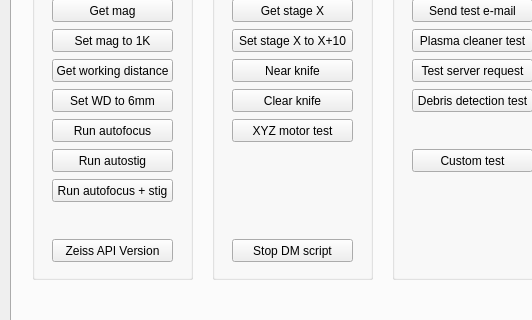
Above: gui/main_window.ui from SBEMimage/SBEMimage before the change; both pictures show x 0 to 532 and y 135 to 455 of the 711 by 950 pixel window. Below: the same form after it.
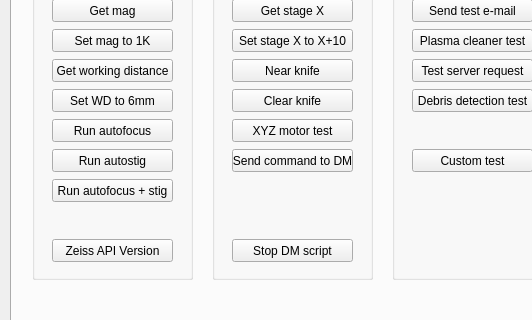
That is the form after the change. The open tabs and pages were chosen to show the change.

Commit message: Add dialog to test DigitalMicrograph commands

Diff of the .ui file:
```diff
--- a/gui/main_window.ui
+++ b/gui/main_window.ui
@@ -1885,6 +1885,19 @@
         <string>XYZ motor test</string>
        </property>
       </widget>
+      <widget class="QPushButton" name="pushButton_testSendCommand">
+       <property name="geometry">
+        <rect>
+         <x>20</x>
+         <y>180</y>
+         <width>121</width>
+         <height>23</height>
+        </rect>
+       </property>
+       <property name="text">
+        <string>Send command to DM</string>
+       </property>
+      </widget>
      </widget>
      <widget class="QGroupBox" name="groupBox_7">
       <property name="geometry">
```
Left out of the diff: 2 changed lines with no effect on the pictures. The commit also changes 3 other files.
